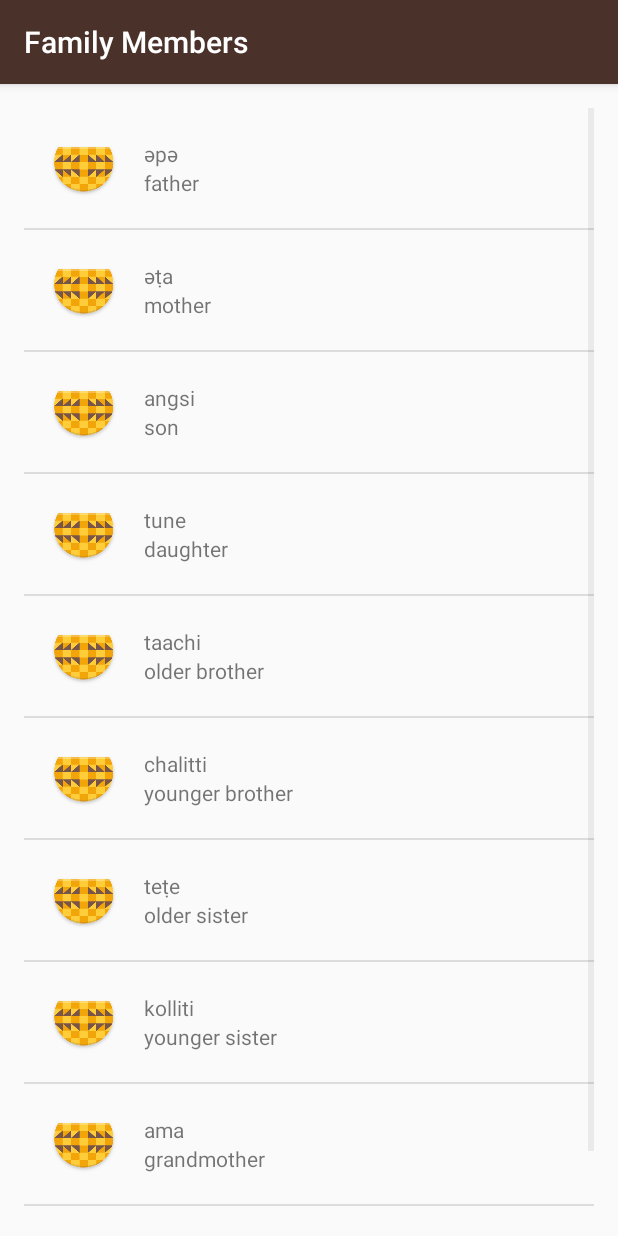
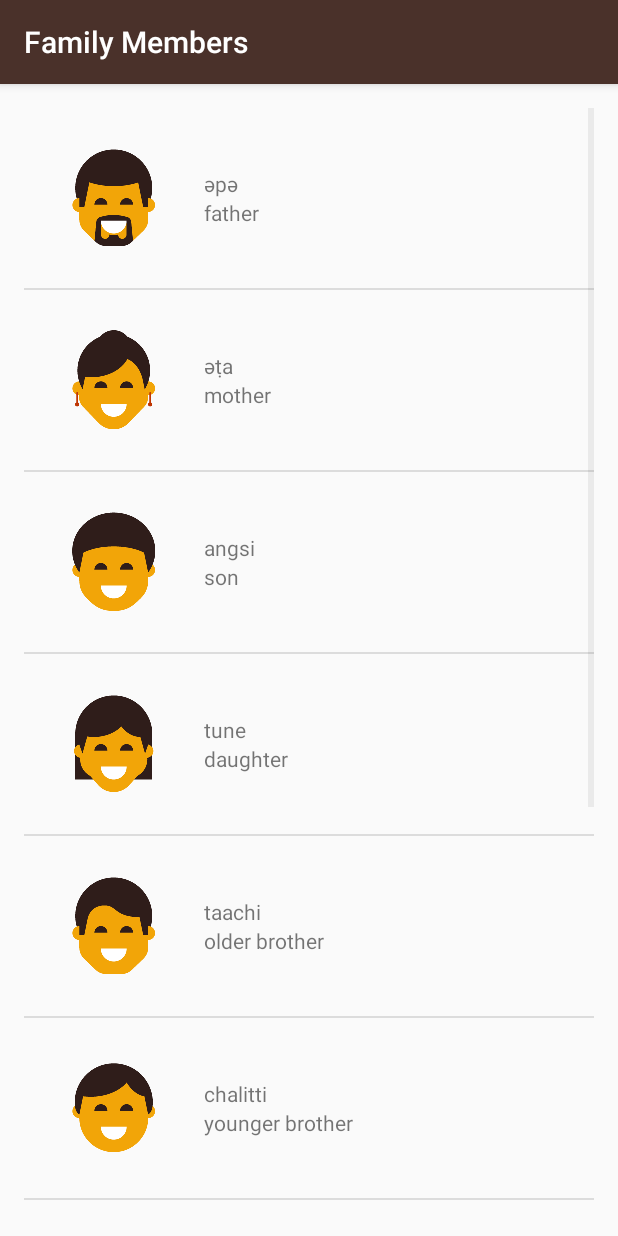
Before and after one commit to CruiseDevice/Miwok, an Android app: the FamilyActivity screen opened directly, with no data from a screen before it, on a phone screen of 412 x 824 dp. Run offline under Robolectric (Android 15) with nearby library versions, the phone set to English and light mode, and no system bars.

Commit message:
appropriate icons are shown for each activity on list_items.

```diff
--- a/app/src/main/java/com/example/android/miwok/FamilyActivity.java
+++ b/app/src/main/java/com/example/android/miwok/FamilyActivity.java
@@ -16,16 +16,16 @@
         //create a list of words
         ArrayList<Word> words = new ArrayList<Word>();
 
-        words.add(new Word("father", "әpә"));
-        words.add(new Word("mother", "әṭa"));
-        words.add(new Word("son", "angsi"));
-        words.add(new Word("daughter", "tune"));
-        words.add(new Word("older brother", "taachi"));
-        words.add(new Word("younger brother", "chalitti"));
-        words.add(new Word("older sister", "teṭe"));
-        words.add(new Word("younger sister", "kolliti"));
-        words.add(new Word("grandmother", "ama"));
-        words.add(new Word("grandfather", "paapa"));
+        words.add(new Word("father", "әpә",R.drawable.family_father));
+        words.add(new Word("mother", "әṭa",R.drawable.family_mother));
+        words.add(new Word("son", "angsi",R.drawable.family_son));
+        words.add(new Word("daughter", "tune",R.drawable.family_daughter));
+        words.add(new Word("older brother", "taachi",R.drawable.family_older_brother));
+        words.add(new Word("younger brother", "chalitti",R.drawable.family_younger_brother));
+        words.add(new Word("older sister", "teṭe",R.drawable.family_older_sister));
+        words.add(new Word("younger sister", "kolliti",R.drawable.family_younger_sister));
+        words.add(new Word("grandmother", "ama",R.drawable.family_grandmother));
+        words.add(new Word("grandfather", "paapa",R.drawable.family_grandfather));
 
 
         //  LinearLayout rootView = (LinearLayout)findViewById(R.id.rootView);
--- a/app/src/main/java/com/example/android/miwok/Word.java
+++ b/app/src/main/java/com/example/android/miwok/Word.java
@@ -12,11 +12,15 @@
     /*Miwok translation fot the word*/
     private String mMiwokTranslation;
 
+    private int mImageResourceId;
 
-    public Word(String mDTranslation,String mMTranslation){
+    public Word(String mDTranslation,String mMTranslation, int mIRID){
         mDefaultTranslation = mDTranslation;
         mMiwokTranslation = mMTranslation;
+        mImageResourceId = mIRID;
     }
+
+
 
     /**
      * Get the Miwok word
@@ -31,4 +35,8 @@
     public String getDefaultWord() {
         return mDefaultTranslation;
     }
+
+    public int getmImageResourceId(){
+        return mImageResourceId;
+    }
 }
--- a/app/src/main/java/com/example/android/miwok/WordAdapter.java
+++ b/app/src/main/java/com/example/android/miwok/WordAdapter.java
@@ -5,6 +5,7 @@
 import android.view.View;
 import android.view.ViewGroup;
 import android.widget.ArrayAdapter;
+import android.widget.ImageView;
 import android.widget.TextView;
 
 import java.util.ArrayList;
@@ -47,6 +48,13 @@
         // set this text on the number TextView
         defaultWord.setText(currentWord.getDefaultWord());
 
+
+        // Find the ImageView in the list_item.xml layout with the ID list_item_icon
+        ImageView iconView = (ImageView) listItemView.findViewById(R.id.imgview);
+        // Get the image resource ID from the current AndroidFlavor object and
+        // set the image to iconView
+        iconView.setImageResource(currentWord.getmImageResourceId());
+
         // Return the whole list item layout (containing 2 TextViews)
         // so that it can be shown in the ListView
         return listItemView;
--- a/app/src/main/res/layout/list_item.xml
+++ b/app/src/main/res/layout/list_item.xml
@@ -15,8 +15,9 @@
     <ImageView
         android:layout_width="wrap_content"
         android:layout_height="wrap_content"
-        android:src="@mipmap/ic_launcher"
-        android:paddingRight="16dp"/>
+        android:src="@drawable/family_daughter"
+        android:paddingRight="16dp"
+        android:id="@+id/imgview"/>
 
     <LinearLayout
         android:layout_width="match_parent"
```
Also changed, not shown: app/src/main/java/com/example/android/miwok/ColorsActivity.java (+8 -8 lines), app/src/main/java/com/example/android/miwok/NumbersActivity.java (+10 -10 lines), app/src/main/java/com/example/android/miwok/PhrasesActivity.java (+10 -10 lines).
